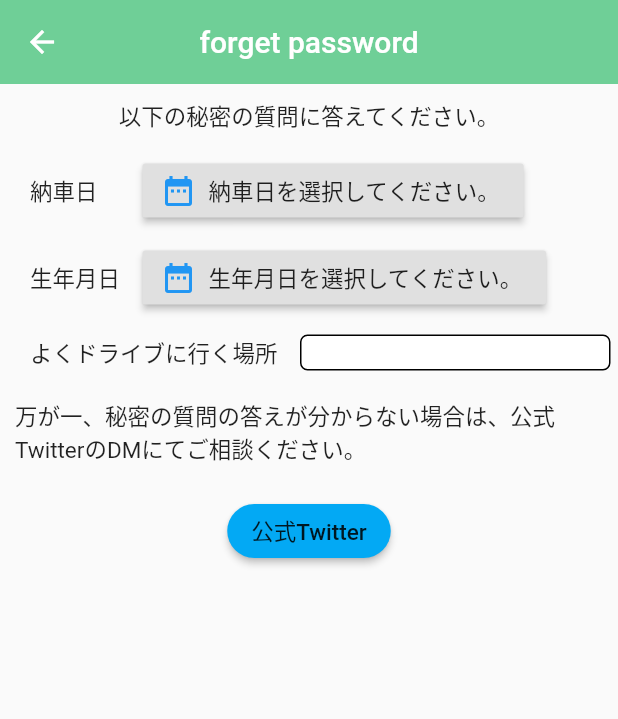
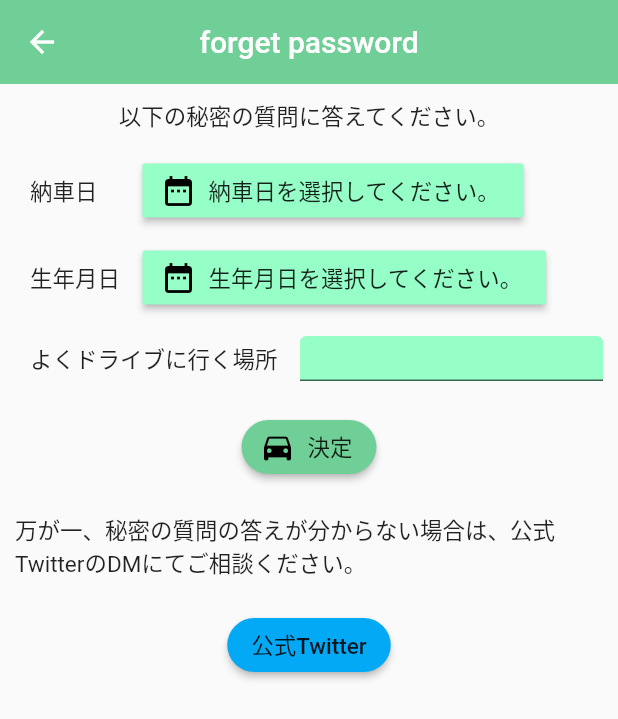
Before and after one commit to Nkoyama/CarOwnerConnect, a Flutter app: the ForgetPassword screen opened directly, on a phone screen of 412 x 824 dp. Shown: the top 719 px of the screen. Run offline on Flutter 3.47's test engine with Material 2 defaults, Android fonts, the phone set to English and light mode, and no system bars.

Commit message:
forget password画面　秘密の質問決定ボタン

```diff
--- a/car_owner_connect/lib/pages/forgetPassword.dart
+++ b/car_owner_connect/lib/pages/forgetPassword.dart
@@ -111,9 +111,7 @@ class SecretQuestionState extends State<SecretQuestion> {
             children: <Widget> [
               Container(
                 padding: EdgeInsets.only(left:20.0, right: 10.0, top:10.0, bottom:10.0),
-                child: Text(
-                  "納車日"
-                ),
+                child: Text("納車日"),
                 width: 90.0,
               ),
               Container(
@@ -121,10 +119,11 @@ class SecretQuestionState extends State<SecretQuestion> {
                 child: RaisedButton.icon(
                   icon: Icon(
                     Icons.date_range,
-                    color: Colors.blue,
+                    color: Colors.black,
                   ),
                   label: Text(deliveryDate),
                   onPressed: () => _selectDeliveryDate(context),
+                  color: Color.fromARGB(255, 150, 255, 200),
                 ),
               ),
             ],
@@ -135,9 +134,7 @@ class SecretQuestionState extends State<SecretQuestion> {
             children: <Widget> [
               Container(
                 padding: EdgeInsets.only(left:20.0, right: 10.0, top:10.0, bottom:10.0),
-                child: Text(
-                  "生年月日"
-                ),
+                child: Text("生年月日"),
                 width: 90.0,
               ),
               Container(
@@ -145,10 +142,11 @@ class SecretQuestionState extends State<SecretQuestion> {
                 child: RaisedButton.icon(
                   icon: Icon(
                     Icons.date_range,
-                    color: Colors.blue,
+                    color: Colors.black,
                   ),
                   label: Text(birthDate),
                   onPressed: () => _selectBirthDate(context),
+                  color: Color.fromARGB(255, 150, 255, 200),
                 ),
               ),
             ],
@@ -159,21 +157,12 @@ class SecretQuestionState extends State<SecretQuestion> {
             children: <Widget> [
               Container(
                 padding: EdgeInsets.only(left:20.0, right: 10.0, top:10.0, bottom:10.0),
-                child: Text(
-                    "よくドライブに行く場所"
-                ),
+                child: Text("よくドライブに行く場所"),
               ),
               Expanded(child: Container(
-                padding: EdgeInsets.only(left: 5.0, right: 5.0, top: 3.0, bottom: 3.0),
+                padding: EdgeInsets.only(left: 5.0, right: 10.0, top: 10.0, bottom: 10.0),
                 child: TextField(
                   decoration: InputDecoration(
-                    //Focusしていないとき
-                    enabledBorder: new OutlineInputBorder(
-                      borderRadius: new BorderRadius.circular(5.0),
-                      borderSide: BorderSide(
-                        color: Colors.black,
-                      ),
-                    ),
                     //Focusしているとき
                     focusedBorder: OutlineInputBorder(
                       borderRadius: new BorderRadius.circular(5.0),
@@ -183,18 +172,39 @@ class SecretQuestionState extends State<SecretQuestion> {
                       ),
                     ),
                     filled: true,
-                    fillColor: Colors.white,
+                    fillColor: Color.fromARGB(255, 150, 255, 200),
                   ),
                   style: TextStyle(
                       fontSize: 15.0
                   ),
                 ),
-                height: 30.0,
+                height: 50.0,
               ),),
             ],
-          )
+          ),
+
+          // decide button
+          Container(
+            padding: EdgeInsets.all(10.0),
+            child: RaisedButton.icon(
+              icon: Icon(
+                Icons.directions_car,
+                color: Colors.black,
+              ),
+              label: Text("決定"),
+              shape: StadiumBorder(),
+              onPressed: () => _secretQuestionSubmit(),
+              color: Color.fromARGB(255, 111, 207, 151),
+            ),
+          ),
         ]
       )
     );
   }
+
+  /// 秘密の質問「決定」ボタンタップ時の処理
+  /// * 秘密の質問をサーバに送信し、結果を受け取る
+  void _secretQuestionSubmit() {
+
+  }
 }
```
